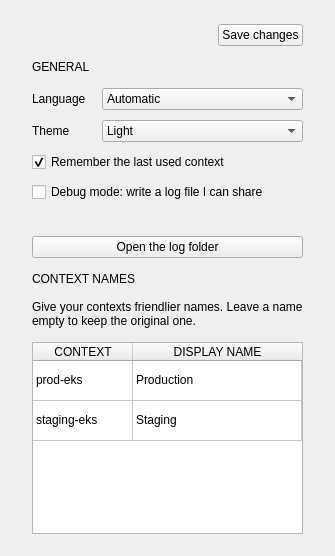
dcotecnologia/kubescope, file src/kubescope/ui/settings_page.ui: the form before one commit.
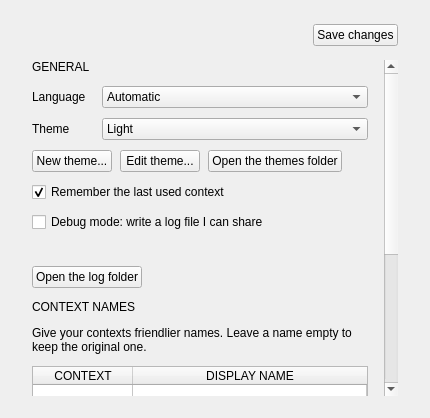
The form after the commit.

Commit message: feat(theme): custom themes with an editor, and community themes that ship with the app

```diff
--- a/src/kubescope/ui/settings_page.ui
+++ b/src/kubescope/ui/settings_page.ui
@@ -56,6 +56,31 @@
     <number>22</number>
    </property>
    <item>
+    <widget class="QScrollArea" name="settingsScroll">
+     <property name="frameShape">
+      <enum>QFrame::NoFrame</enum>
+     </property>
+     <property name="widgetResizable">
+      <bool>true</bool>
+     </property>
+     <widget class="QWidget" name="settingsContent">
+      <layout class="QVBoxLayout" name="settingsContentLayout">
+       <property name="spacing">
+        <number>12</number>
+       </property>
+       <property name="leftMargin">
+        <number>0</number>
+       </property>
+       <property name="topMargin">
+        <number>0</number>
+       </property>
+       <property name="rightMargin">
+        <number>16</number>
+       </property>
+       <property name="bottomMargin">
+        <number>8</number>
+       </property>
+         <item>
     <widget class="QLabel" name="generalHeading">
      <property name="text">
       <string>GENERAL</string>
@@ -67,6 +92,9 @@
    </item>
    <item>
     <layout class="QFormLayout" name="generalForm">
+         <property name="labelAlignment">
+          <set>Qt::AlignLeading|Qt::AlignLeft|Qt::AlignVCenter</set>
+         </property>
      <property name="horizontalSpacing">
       <number>16</number>
      </property>
@@ -139,6 +167,56 @@
       </widget>
      </item>
      <item row="2" column="0" colspan="2">
+            <layout class="QHBoxLayout" name="themeButtonsRow">
+             <property name="spacing">
+              <number>8</number>
+             </property>
+             <item>
+              <widget class="QPushButton" name="newThemeButton">
+               <property name="text">
+                <string>New theme...</string>
+               </property>
+           <property name="variant" stdset="0">
+            <string notr="true">secondary</string>
+           </property>
+              </widget>
+             </item>
+             <item>
+              <widget class="QPushButton" name="editThemeButton">
+               <property name="text">
+                <string>Edit theme...</string>
+               </property>
+           <property name="variant" stdset="0">
+            <string notr="true">secondary</string>
+           </property>
+              </widget>
+             </item>
+             <item>
+              <widget class="QPushButton" name="openThemesButton">
+               <property name="text">
+                <string>Open the themes folder</string>
+               </property>
+           <property name="variant" stdset="0">
+            <string notr="true">secondary</string>
+           </property>
+              </widget>
+             </item>
+             <item>
+              <spacer name="themeButtonsSpacer">
+               <property name="orientation">
+                <enum>Qt::Horizontal</enum>
+               </property>
+               <property name="sizeHint" stdset="0">
+                <size>
+                 <width>40</width>
+                 <height>20</height>
+                </size>
+               </property>
+              </spacer>
+             </item>
+            </layout>
+           </item>
+           <item row="3" column="0" colspan="2">
       <widget class="QCheckBox" name="rememberCheck">
        <property name="text">
         <string>Remember the last used context</string>
@@ -148,14 +226,14 @@
        </property>
       </widget>
      </item>
-     <item row="3" column="0" colspan="2">
+           <item row="4" column="0" colspan="2">
       <widget class="QCheckBox" name="debugCheck">
        <property name="text">
         <string>Debug mode: write a log file I can share</string>
        </property>
       </widget>
      </item>
-     <item row="4" column="0" colspan="2">
+           <item row="5" column="0" colspan="2">
       <widget class="QLabel" name="debugHint">
        <property name="text">
         <string notr="true" />
@@ -171,12 +249,32 @@
        </property>
       </widget>
      </item>
-     <item row="5" column="0" colspan="2">
+           <item row="6" column="0" colspan="2">
+            <layout class="QHBoxLayout" name="logButtonsRow">
+             <item>
       <widget class="QPushButton" name="openLogsButton">
        <property name="text">
         <string>Open the log folder</string>
        </property>
-      </widget>
+               <property name="variant" stdset="0">
+                <string notr="true">secondary</string>
+               </property>
+              </widget>
+             </item>
+             <item>
+              <spacer name="logButtonsSpacer">
+               <property name="orientation">
+                <enum>Qt::Horizontal</enum>
+               </property>
+               <property name="sizeHint" stdset="0">
+                <size>
+                 <width>40</width>
+                 <height>20</height>
+                </size>
+               </property>
+              </spacer>
+             </item>
+            </layout>
      </item>
     </layout>
    </item>
@@ -205,6 +303,12 @@
    </item>
    <item>
     <widget class="QTableWidget" name="contextsTable">
+          <property name="minimumSize">
+           <size>
+            <width>0</width>
+            <height>260</height>
+           </size>
+          </property>
      <property name="selectionMode">
       <enum>QAbstractItemView::SingleSelection</enum>
      </property>
@@ -255,6 +359,10 @@
      <property name="variant" stdset="0">
       <string notr="true">data</string>
      </property>
+          </widget>
+         </item>
+      </layout>
+     </widget>
     </widget>
    </item>
   </layout>
```
Lines whose indentation alone changed are shown as unchanged. The commit also changes 26 other files.
